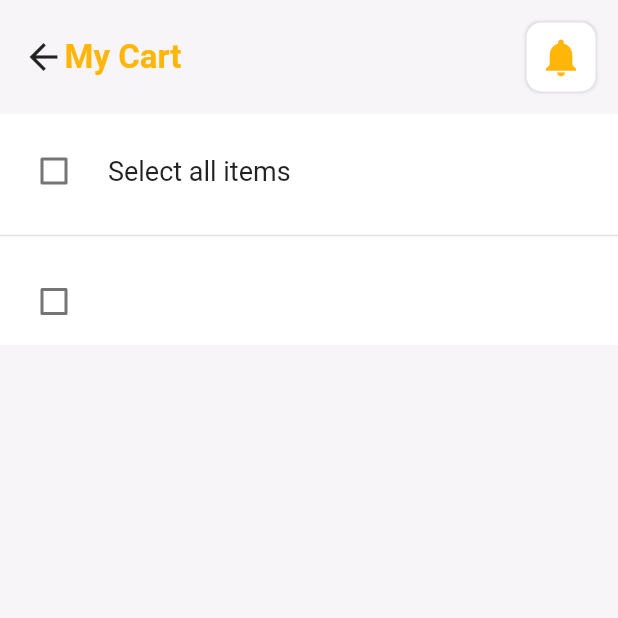
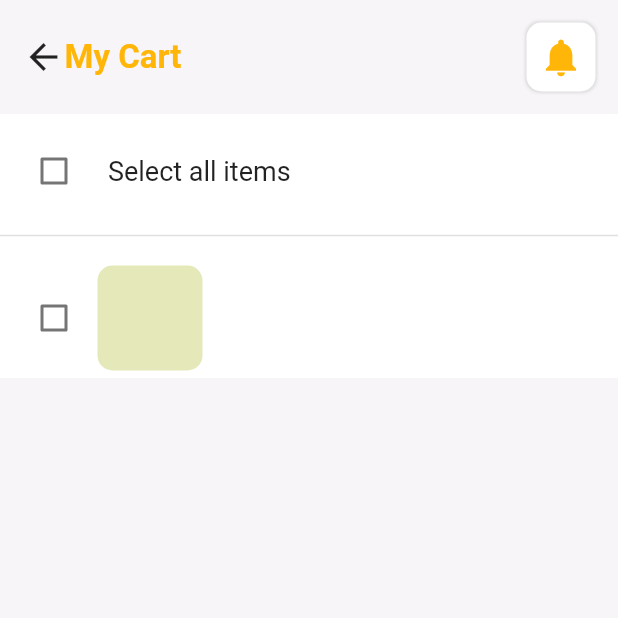
Before and after one commit to chinthanipiumi2001/grocery_store_app, a Flutter app: the CartPage screen opened by its route, on a phone screen of 412 x 824 dp, the top half of it. Run offline on Flutter 3.47's test engine with Material 2 defaults, Android fonts, the phone set to English and light mode, and no system bars.

Commit message:
update container

```diff
--- a/lib/widgets/CartItemSamples.dart
+++ b/lib/widgets/CartItemSamples.dart
@@ -24,7 +24,16 @@ class _CartItemSamplesState extends State<CartItemSamples>{
                 );
               },
             ),
-            Container(),
+            Container(
+              height: 70,
+              width: 70,
+              padding: EdgeInsets.all(5),
+              margin: EdgeInsets.only(left: 5),
+              decoration: BoxDecoration(
+                color: Color.fromARGB(225, 225, 230, 177),
+                borderRadius: BorderRadius.circular(10),
+              ),
+            ),
           ],
           ),
         ],
```
